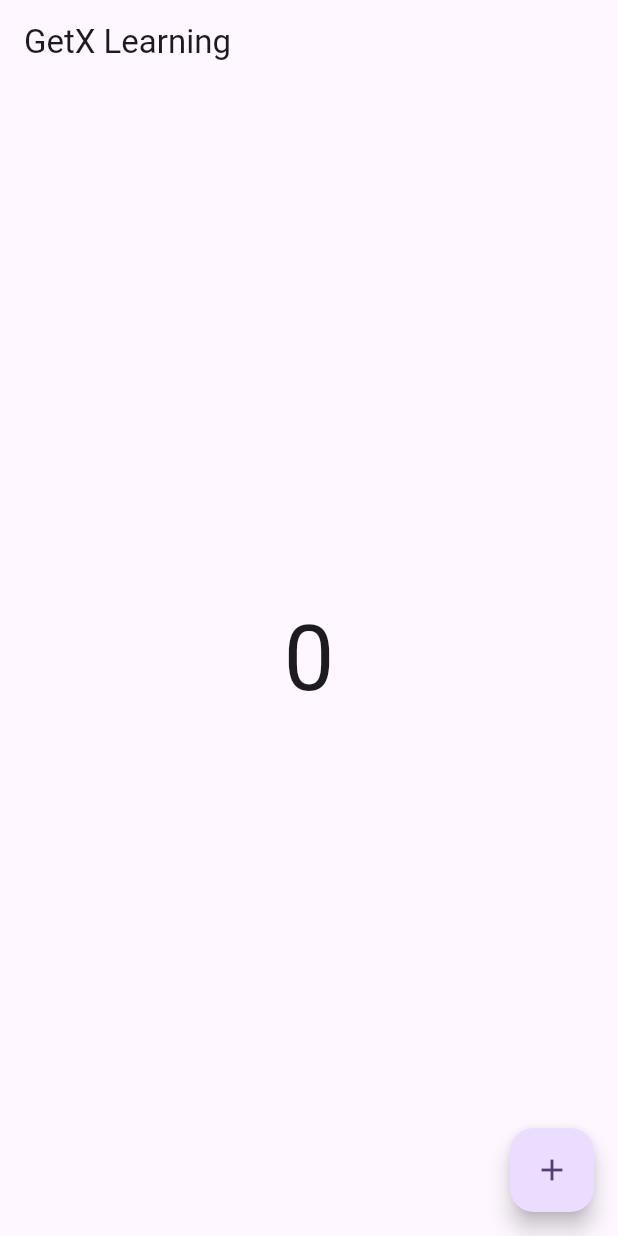
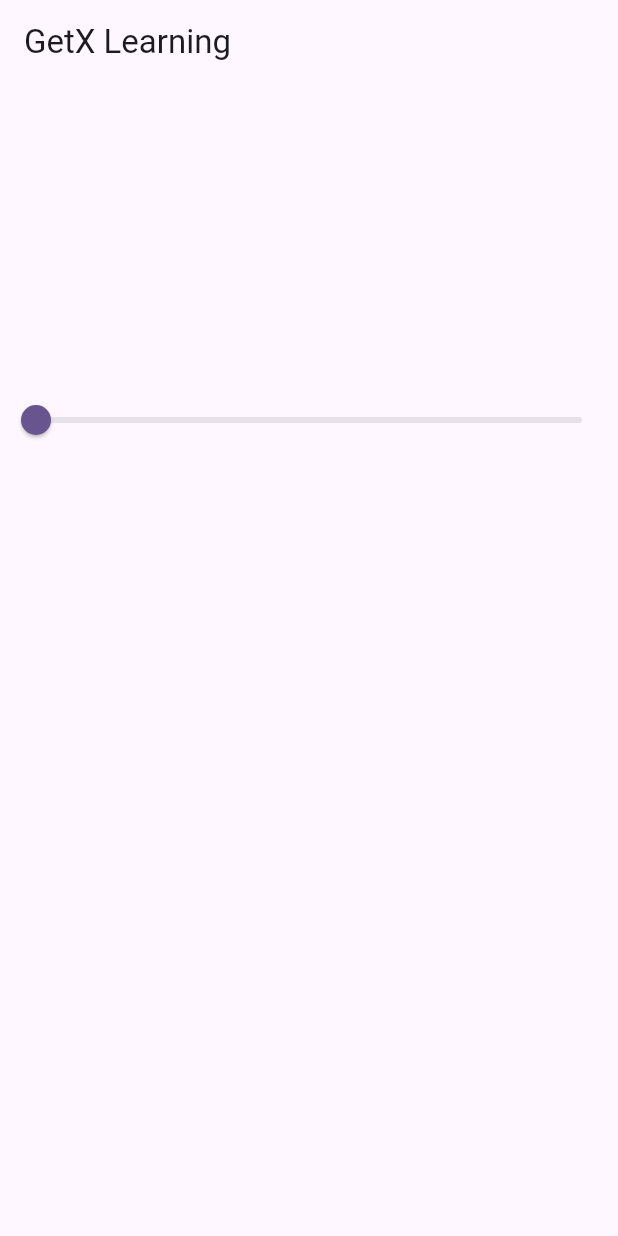
Before and after one commit to ammarabid29/Flutter-GetX, a Flutter app: the screen it shows after launch, on a phone screen of 412 x 824 dp. Run offline on Flutter 3.47's test engine with Material 3 defaults, Android fonts, the phone set to English and light mode, and no system bars; our stand-ins replace get.

Commit message:
GetX set opacity

```diff
--- a/lib/counter_controller.dart
+++ /dev/null
@@ -1,9 +0,0 @@
-import 'package:get/get.dart';
-
-class CounterController extends GetxController {
-  RxInt counter = 0.obs;
-
-  incrementCounter() {
-    counter.value++;
-  }
-}
--- a/lib/home_screen.dart
+++ b/lib/home_screen.dart
@@ -1,5 +1,5 @@
 import 'package:flutter/material.dart';
-import 'package:flutter_getx/counter_controller.dart';
+import 'package:flutter_getx/opacity_controller.dart';
 import 'package:get/get.dart';
 
 class HomeScreen extends StatefulWidget {
@@ -10,7 +10,7 @@ class HomeScreen extends StatefulWidget {
 }
 
 class _HomeScreenState extends State<HomeScreen> {
-  final CounterController controller = Get.put(CounterController());
+  OpacityController opacityController = Get.put(OpacityController());
 
   @override
   Widget build(BuildContext context) {
@@ -18,19 +18,24 @@ class _HomeScreenState extends State<HomeScreen> {
       appBar: AppBar(
         title: const Text("GetX Learning"),
       ),
-      body: Center(
-        child: Obx(() {
-          return Text(
-            controller.counter.toString(),
-            style: const TextStyle(fontSize: 60),
-          );
-        }),
-      ),
-      floatingActionButton: FloatingActionButton(
-        onPressed: () {
-          controller.incrementCounter();
-        },
-        child: const Icon(Icons.add),
+      body: Column(
+        children: [
+          Obx(
+            () => Container(
+              height: 200,
+              width: 200,
+              color: Colors.red.withOpacity(opacityController.opacity.value),
+            ),
+          ),
+          Obx(
+            () => Slider(
+              value: opacityController.opacity.value,
+              onChanged: (value) {
+                opacityController.setOpaacity(value);
+              },
+            ),
+          ),
+        ],
       ),
     );
   }
--- /dev/null
+++ b/lib/opacity_controller.dart
@@ -0,0 +1,9 @@
+import 'package:get/get.dart';
+
+class OpacityController extends GetxController {
+  RxDouble opacity = 0.0.obs;
+
+  setOpaacity(double value) {
+    opacity.value = value;
+  }
+}
```
